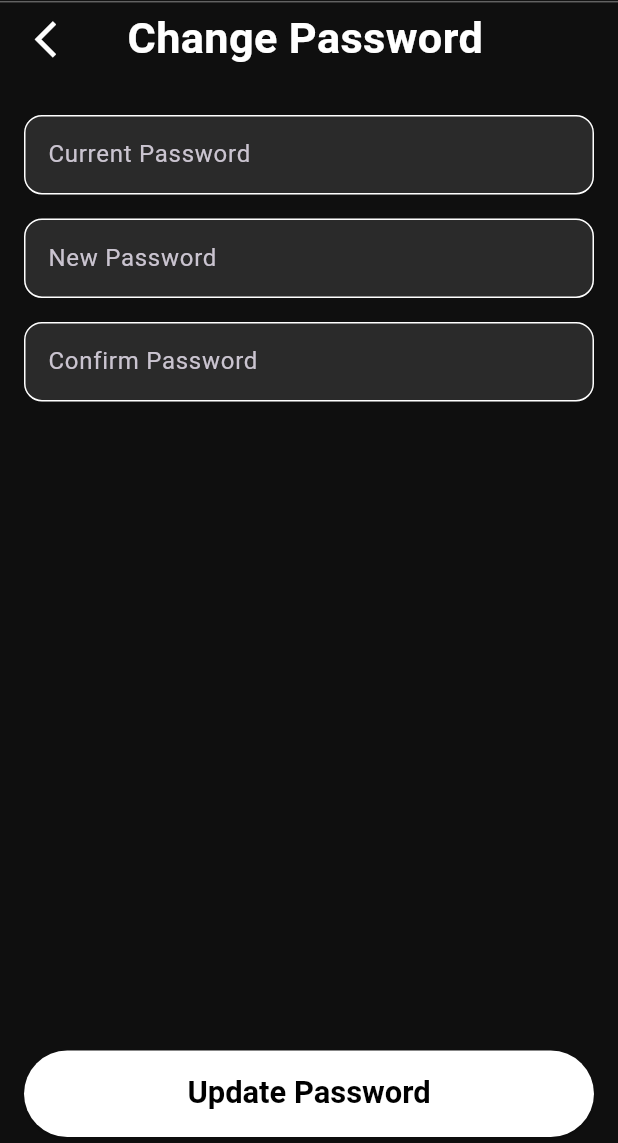
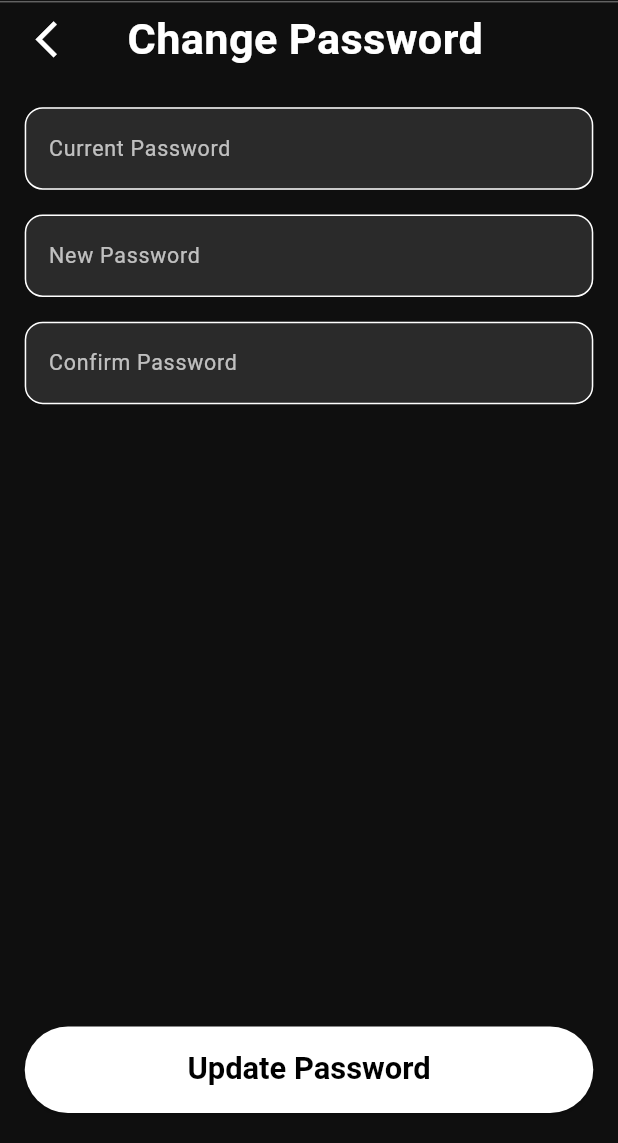
Before and after one commit to Zarkkhan16/SlurvoSampleTask, a Flutter app: the ChangePasswordScreen screen opened directly, on a phone screen of 412 x 824 dp, the part 93-1236 px from its top. Run offline on Flutter 3.47's test engine with Material 3 defaults, Android fonts, the phone set to English and light mode, and no system bars; our stand-ins replace cloud_firestore, equatable, firebase_auth, firebase_core, flutter_bloc, flutter_svg and 5 more; missing offline and left inert: flutter_reactive_ble, syncfusion_flutter_core; accounts and stored records are empty.

Commit message:
UI and functionality changes for landing dashboard and profile screens.
- Updated navigation to target specific tabs and navigate to the settings screen.
- Enabled tap functionality on the "Shot Analysis" card.
- Adjusted UI padding and layout on the landing dashboard.
- Enhanced profile and password change screens with improved UI, keyboard handling, and controller disposal.
- Fixed a bug in the dispersion screen to correctly display shot data from the live session.

```diff
--- a/lib/feature/golf_device/presentation/pages/golf_device_screen.dart
+++ b/lib/feature/golf_device/presentation/pages/golf_device_screen.dart
@@ -324,6 +324,7 @@ class _GolfDeviceViewState extends State<GolfDeviceView> {
                                     value: context.read<GolfDeviceBloc>(),
                                     child: DispersionScreen(
                                       selectedShot: latestShot,
+                                      fromShotAnalysis: true,
                                     ),
                                   ),
                                 ),
--- a/lib/feature/profile/presentation/pages/change_password_screen.dart
+++ b/lib/feature/profile/presentation/pages/change_password_screen.dart
@@ -18,64 +18,110 @@ class ChangePasswordScreen extends StatefulWidget {
 
 class _ChangePasswordScreenState extends State<ChangePasswordScreen> {
   final _formKey = GlobalKey<FormState>();
-
   final currentPasswordController = TextEditingController();
   final newPasswordController = TextEditingController();
   final confirmPasswordController = TextEditingController();
 
   @override
+  void dispose() {
+    currentPasswordController.dispose();
+    newPasswordController.dispose();
+    confirmPasswordController.dispose();
+    super.dispose();
+  }
+
+  @override
   Widget build(BuildContext context) {
+    final size = MediaQuery.of(context).size;
+    final width = size.width;
+    final height = size.height;
+
+    // scale factors
+    final textScale = width / 375; // base iPhone width
+    final verticalSpace = height * 0.02;
+
     return Scaffold(
       backgroundColor: AppColors.primaryBackground,
       appBar: CustomAppBar(),
-      body: Padding(
-        padding: EdgeInsets.symmetric(horizontal: 16, vertical: 4),
+      body: SafeArea(
+        child: Column(
+          children: [
+            // 🔹 Scrollable Form Content
+            Expanded(
+              child: SingleChildScrollView(
+                // keyboardDismissBehavior: ScrollViewKeyboardDismissBehavior.onDrag,
+                padding: EdgeInsets.symmetric(
+                  horizontal: MediaQuery.of(context).size.width * 0.04,
+                  vertical: MediaQuery.of(context).size.height * 0.005,
+                ),
                 child: Form(
                   key: _formKey,
                   child: Column(
+                    crossAxisAlignment: CrossAxisAlignment.stretch,
                     children: [
-              HeaderRow(headingName: "Change Password"),
-              SizedBox(height: 30),
+                      HeaderRow(
+                        headingName: "Change Password",
+                        onBackButton: () {
+                          FocusManager.instance.primaryFocus?.unfocus();
+                          Future.delayed(const Duration(milliseconds: 200))
+                              .then((_) => Navigator.pop(context));
+                        },
+                      ),
+                      SizedBox(
+                          height: MediaQuery.of(context).size.height * 0.03),
                       _passwordField(
                         "Current Password",
                         controller: currentPasswordController,
+                        textScale: MediaQuery.of(context).size.width / 375,
                       ),
-              const SizedBox(height: 16),
+                      SizedBox(
+                          height: MediaQuery.of(context).size.height * 0.02),
                       _passwordField(
                         "New Password",
                         controller: newPasswordController,
+                        textScale: MediaQuery.of(context).size.width / 375,
                       ),
-              const SizedBox(height: 16),
+                      SizedBox(
+                          height: MediaQuery.of(context).size.height * 0.02),
                       _passwordField(
                         "Confirm Password",
                         controller: confirmPasswordController,
                         confirmWith: newPasswordController,
+                        textScale: MediaQuery.of(context).size.width / 375,
                       ),
-              const Spacer(),
+                      SizedBox(
+                          height: MediaQuery.of(context).size.height * 0.1),
+                    ],
+                  ),
+                ),
+              ),
+            ),
 
-              BlocConsumer<AuthBloc, AuthState>(
+            // 🔹 Fixed Bottom Button
+            Padding(
+              padding: EdgeInsets.only(
+                left: MediaQuery.of(context).size.width * 0.04,
+                right: MediaQuery.of(context).size.width * 0.04,
+                bottom: MediaQuery.of(context).viewInsets.bottom > 0 ? 10 : 20,
+              ),
+              child: BlocConsumer<AuthBloc, AuthState>(
                 listener: (context, state) {
                   if (state is Authenticated) {
-                    Navigator.pop(context);
-
+                    FocusManager.instance.primaryFocus?.unfocus();
                     ScaffoldMessenger.of(context).showSnackBar(
                       const SnackBar(
-                        content: Text(
-                          "Password updated successfully",
-                          style: TextStyle(color: Colors.white),
-                        ),
+                        content: Text("Password updated successfully"),
                         backgroundColor: Colors.green,
                         duration: Duration(seconds: 1),
                       ),
                     );
+                    Future.delayed(const Duration(milliseconds: 200))
+                        .then((_) => Navigator.pop(context));
                   }
                   if (state is PasswordChangeFailure) {
                     ScaffoldMessenger.of(context).showSnackBar(
                       SnackBar(
-                        content: Text(
-                          state.message,
-                          style: const TextStyle(color: Colors.white),
-                        ),
+                        content: Text(state.message),
                         backgroundColor: Colors.red,
                         duration: const Duration(seconds: 2),
                       ),
@@ -90,20 +136,20 @@ class _ChangePasswordScreenState extends State<ChangePasswordScreen> {
                         ? null
                         : () {
                             if (!_formKey.currentState!.validate()) return;
-
                             context.read<AuthBloc>().add(
                                   ChangePasswordRequested(
                                     currentPassword:
                                         currentPasswordController.text.trim(),
-                          newPassword: newPasswordController.text.trim(),
+                                    newPassword:
+                                        newPasswordController.text.trim(),
                                   ),
                                 );
                           },
                   );
                 },
               ),
+            ),
           ],
-          ),
         ),
       ),
     );
@@ -113,7 +159,13 @@ class _ChangePasswordScreenState extends State<ChangePasswordScreen> {
     String label, {
     required TextEditingController controller,
     TextEditingController? confirmWith,
+    required double textScale,
   }) {
+    final border = OutlineInputBorder(
+      borderRadius: BorderRadius.circular(12),
+      borderSide: const BorderSide(color: Colors.white),
+    );
+
     return TextFormField(
       controller: controller,
       obscureText: true,
@@ -130,24 +182,27 @@ class _ChangePasswordScreenState extends State<ChangePasswordScreen> {
         }
         return null;
       },
+      style: AppTextStyle.roboto(
+        color: Colors.white,
+        fontSize: 14 * textScale,
+      ),
       decoration: InputDecoration(
         labelText: label,
+        labelStyle: AppTextStyle.roboto(
+          color: Colors.white70,
+          fontSize: 13 * textScale,
+        ),
         filled: true,
         fillColor: AppColors.cardBackground,
-        enabledBorder: OutlineInputBorder(
-          borderRadius: BorderRadius.circular(12),
-          borderSide: const BorderSide(color: Colors.white),
-        ),
-        focusedBorder: OutlineInputBorder(
-          borderRadius: BorderRadius.circular(12),
-          borderSide: const BorderSide(color: Colors.white),
-        ),
-        errorBorder: OutlineInputBorder(
-          borderRadius: BorderRadius.circular(12),
-          borderSide: const BorderSide(color: Colors.red),
+        enabledBorder: border,
+        focusedBorder: border,
+        errorBorder: border,
+        focusedErrorBorder: border,
+        errorStyle: AppTextStyle.roboto(
+          color: Colors.red,
+          fontSize: 11 * textScale,
         ),
       ),
-      style: AppTextStyle.roboto(color: Colors.white),
     );
   }
 }
```
Also changed, not shown: lib/feature/golf_device/presentation/pages/dispersion_screen.dart (+39 -8 lines), lib/feature/landing_dashboard/persentation/pages/landing_dashboard.dart (+53 -17 lines), lib/feature/profile/presentation/pages/edit_profile_screen.dart (+17 -3 lines). Lines whose indentation alone changed are shown as unchanged.
